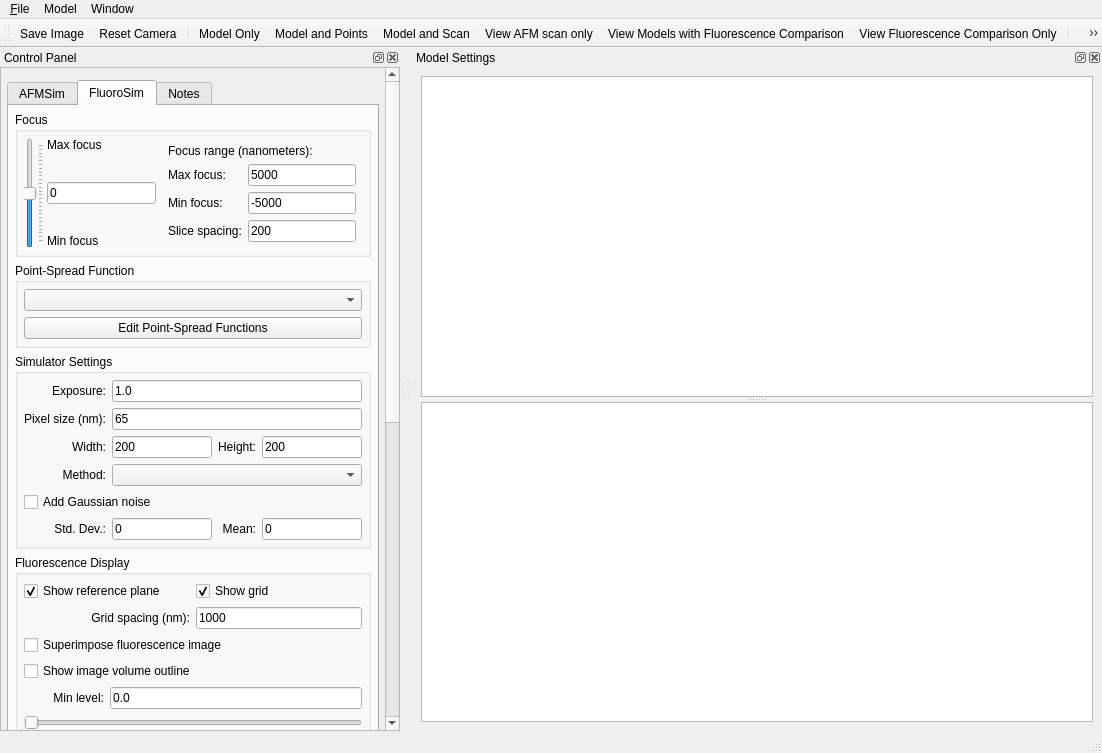
Before: the Qt Designer form apps/MicroscopeSimulator/MicroscopeSimulator.ui in CISMM/MicroscopeSimulator2, drawn with Qt 5.
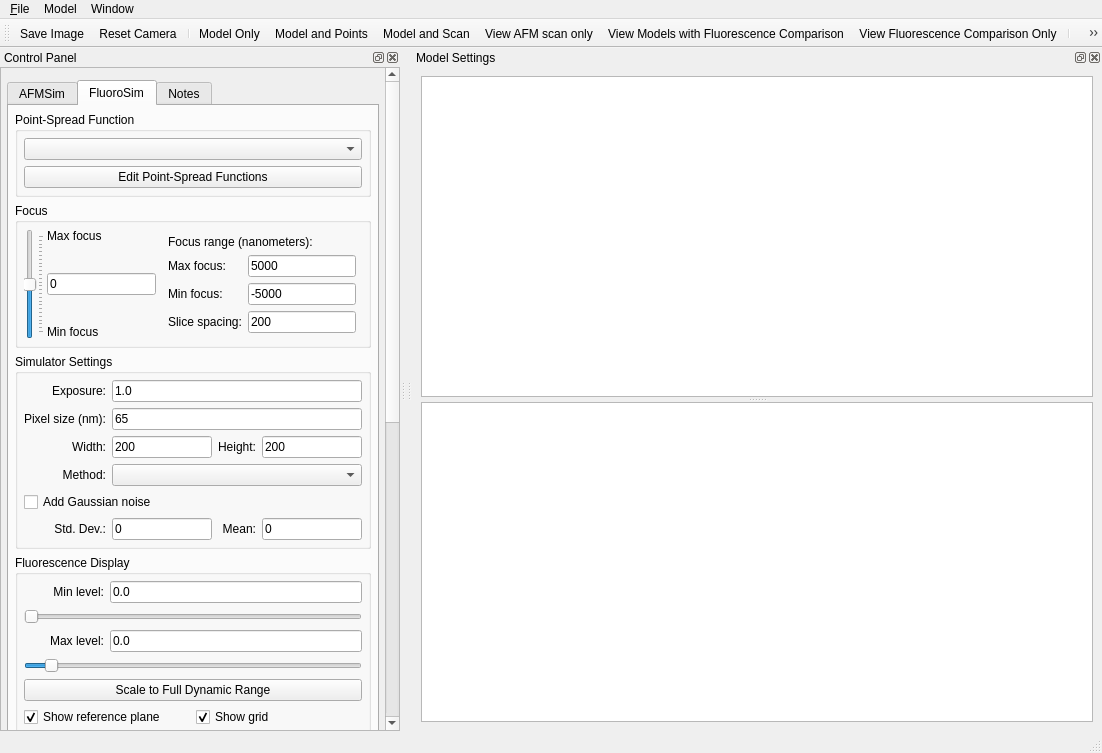
After: the same form once the commit is applied. Icons and pictures are not drawn. Custom widgets are drawn as their Qt base class.

Commit message: Rearranged FluoroSim control panel so less scrolling is needed when changing focus and contrast controls.

The edit to the form file:
```diff
--- a/apps/MicroscopeSimulator/MicroscopeSimulator.ui
+++ b/apps/MicroscopeSimulator/MicroscopeSimulator.ui
@@ -181,9 +181,9 @@
         <property name="geometry">
          <rect>
           <x>0</x>
-          <y>0</y>
+          <y>-59</y>
           <width>381</width>
-          <height>1370</height>
+          <height>1368</height>
          </rect>
         </property>
         <layout class="QVBoxLayout" name="verticalLayout_5">
@@ -406,6 +406,31 @@
              <property name="margin">
               <number>6</number>
              </property>
+             <item>
+              <widget class="QGroupBox" name="fluoroSimPSFGroupBox">
+               <property name="title">
+                <string>Point-Spread Function</string>
+               </property>
+               <layout class="QVBoxLayout" name="verticalLayout_9">
+                <property name="spacing">
+                 <number>-1</number>
+                </property>
+                <property name="margin">
+                 <number>6</number>
+                </property>
+                <item>
+                 <widget class="QComboBox" name="fluoroSimPSFMenuComboBox"/>
+                </item>
+                <item>
+                 <widget class="QPushButton" name="fluoroSimEditPSFsButton">
+                  <property name="text">
+                   <string>Edit Point-Spread Functions</string>
+                  </property>
+                 </widget>
+                </item>
+               </layout>
+              </widget>
+             </item>
              <item>
               <widget class="QGroupBox" name="fluoroSimFocusGroupBox">
                <property name="title">
@@ -581,31 +606,6 @@
                </layout>
               </widget>
              </item>
-             <item>
-              <widget class="QGroupBox" name="fluoroSimPSFGroupBox">
-               <property name="title">
-                <string>Point-Spread Function</string>
-               </property>
-               <layout class="QVBoxLayout" name="verticalLayout_9">
-                <property name="spacing">
-                 <number>-1</number>
-                </property>
-                <property name="margin">
-                 <number>6</number>
-                </property>
-                <item>
-                 <widget class="QComboBox" name="fluoroSimPSFMenuComboBox"/>
-                </item>
-                <item>
-                 <widget class="QPushButton" name="fluoroSimEditPSFsButton">
-                  <property name="text">
-                   <string>Edit Point-Spread Functions</string>
-                  </property>
-                 </widget>
-                </item>
-               </layout>
-              </widget>
-             </item>
              <item>
               <widget class="QGroupBox" name="fluoroSimSimulatorSettingsGroupBox">
                <property name="title">
@@ -779,7 +779,88 @@
                 <property name="spacing">
                  <number>-1</number>
                 </property>
-                <item row="11" column="0">
+                <item row="6" column="0" colspan="2">
+                 <widget class="QCheckBox" name="fluoroSimShowReferencePlaneCheckBox">
+                  <property name="text">
+                   <string>Show reference plane</string>
+                  </property>
+                  <property name="checked">
+                   <bool>true</bool>
+                  </property>
+                 </widget>
+                </item>
+                <item row="9" column="2" colspan="2">
+                 <widget class="QLineEdit" name="fluoroSimGridSpacingEdit">
+                  <property name="text">
+                   <string>1000</string>
+                  </property>
+                 </widget>
+                </item>
+                <item row="9" column="0" colspan="2">
+                 <widget class="QLabel" name="fluoroSimGridSpacingLabel">
+                  <property name="text">
+                   <string>Grid spacing (nm):</string>
+                  </property>
+                  <property name="alignment">
+                   <set>Qt::AlignRight|Qt::AlignTrailing|Qt::AlignVCenter</set>
+                  </property>
+                 </widget>
+                </item>
+                <item row="6" column="2" colspan="2">
+                 <widget class="QCheckBox" name="fluoroSimShowGridCheckBox">
+                  <property name="text">
+                   <string>Show grid</string>
+                  </property>
+                  <property name="checked">
+                   <bool>true</bool>
+                  </property>
+                 </widget>
+                </item>
+                <item row="10" column="0" colspan="4">
+                 <widget class="QCheckBox" name="fluoroSimSuperimposeFluorescenceImageCheckBox">
+                  <property name="text">
+                   <string>Superimpose fluorescence image</string>
+                  </property>
+                 </widget>
+                </item>
+                <item row="12" column="0" colspan="4">
+                 <widget class="QCheckBox" name="fluoroSimShowImageVolumeOutlineCheckBox">
+                  <property name="text">
+                   <string>Show image volume outline</string>
+                  </property>
+                 </widget>
+                </item>
+                <item row="0" column="0">
+                 <widget class="QLabel" name="fluoroSimMinLevelLabel">
+                  <property name="text">
+                   <string>Min level:</string>
+                  </property>
+                  <property name="alignment">
+                   <set>Qt::AlignRight|Qt::AlignTrailing|Qt::AlignVCenter</set>
+                  </property>
+                 </widget>
+                </item>
+                <item row="0" column="1" colspan="3">
+                 <widget class="QLineEdit" name="fluoroSimMinLevelEdit">
+                  <property name="text">
+                   <string>0.0</string>
+                  </property>
+                 </widget>
+                </item>
+                <item row="2" column="0" colspan="4">
+                 <widget class="QSlider" name="fluoroSimMinLevelSlider">
+                  <property name="minimum">
+                   <number>0</number>
+                  </property>
+                  <property name="maximum">
+                   <number>4095</number>
+                  </property>
+                  <property name="orientation">
+                   <enum>Qt::Horizontal</enum>
+                  </property>
+                 </widget>
+                </item>
+                <item row="3" column="0">
                  <widget class="QLabel" name="fluoroSimMaxLevelLabel">
                   <property name="text">
                    <string>Max level:</string>
@@ -789,24 +870,27 @@
                   </property>
                  </widget>
                 </item>
-                <item row="11" column="1" colspan="3">
+                <item row="3" column="1" colspan="3">
                  <widget class="QLineEdit" name="fluoroSimMaxLevelEdit">
                   <property name="text">
                    <string>0.0</string>
                   </property>
                  </widget>
                 </item>
-                <item row="2" column="0" colspan="2">
-                 <widget class="QCheckBox" name="fluoroSimShowReferencePlaneCheckBox">
-                  <property name="text">
-                   <string>Show reference plane</string>
+                <item row="4" column="0" colspan="4">
+                 <widget class="QSlider" name="fluoroSimMaxLevelSlider">
+                  <property name="maximum">
+                   <number>4095</number>
                   </property>
-                  <property name="checked">
-                   <bool>true</bool>
+                  <property name="value">
+                   <number>255</number>
+                  </property>
+                  <property name="orientation">
+                   <enum>Qt::Horizontal</enum>
                   </property>
                  </widget>
                 </item>
-                <item row="13" column="0" colspan="4">
+                <item row="5" column="0" colspan="4">
                  <widget class="QPushButton" name="fluoroSimScaleToFullDynamicRange">
                   <property name="sizePolicy">
                    <sizepolicy hsizetype="Minimum" vsizetype="Fixed">
@@ -825,90 +909,6 @@
                   </property>
                  </widget>
                 </item>
-                <item row="9" column="0">
-                 <widget class="QLabel" name="fluoroSimMinLevelLabel">
-                  <property name="text">
-                   <string>Min level:</string>
-                  </property>
-                  <property name="alignment">
-                   <set>Qt::AlignRight|Qt::AlignTrailing|Qt::AlignVCenter</set>
-                  </property>
-                 </widget>
-                </item>
-                <item row="9" column="1" colspan="3">
-                 <widget class="QLineEdit" name="fluoroSimMinLevelEdit">
-                  <property name="text">
-                   <string>0.0</string>
-                  </property>
-                 </widget>
-                </item>
-                <item row="10" column="0" colspan="4">
-                 <widget class="QSlider" name="fluoroSimMinLevelSlider">
-                  <property name="minimum">
-                   <number>0</number>
-                  </property>
-                  <property name="maximum">
-                   <number>4095</number>
-                  </property>
-                  <property name="orientation">
-                   <enum>Qt::Horizontal</enum>
-                  </property>
-                 </widget>
-                </item>
-                <item row="12" column="0" colspan="4">
-                 <widget class="QSlider" name="fluoroSimMaxLevelSlider">
-                  <property name="maximum">
-                   <number>4095</number>
-                  </property>
-                  <property name="value">
-                   <number>255</number>
-                  </property>
-                  <property name="orientation">
-                   <enum>Qt::Horizontal</enum>
-                  </property>
-                 </widget>
-                </item>
-                <item row="5" column="2" colspan="2">
-                 <widget class="QLineEdit" name="fluoroSimGridSpacingEdit">
-                  <property name="text">
-                   <string>1000</string>
-                  </property>
-                 </widget>
-                </item>
-                <item row="5" column="0" colspan="2">
-                 <widget class="QLabel" name="fluoroSimGridSpacingLabel">
-                  <property name="text">
-                   <string>Grid spacing (nm):</string>
-                  </property>
-                  <property name="alignment">
-                   <set>Qt::AlignRight|Qt::AlignTrailing|Qt::AlignVCenter</set>
-                  </property>
-                 </widget>
-                </item>
-                <item row="2" column="2" colspan="2">
-                 <widget class="QCheckBox" name="fluoroSimShowGridCheckBox">
-                  <property name="text">
-                   <string>Show grid</string>
-                  </property>
-                  <property name="checked">
-                   <bool>true</bool>
-                  </property>
-                 </widget>
-                </item>
-                <item row="6" column="0" colspan="4">
-                 <widget class="QCheckBox" name="fluoroSimSuperimposeFluorescenceImageCheckBox">
-                  <property name="text">
-                   <string>Superimpose fluorescence image</string>
-                  </property>
-                 </widget>
-                </item>
-                <item row="8" column="0" colspan="4">
-                 <widget class="QCheckBox" name="fluoroSimShowImageVolumeOutlineCheckBox">
-                  <property name="text">
-                   <string>Show image volume outline</string>
-                  </property>
-                 </widget>
-                </item>
                </layout>
               </widget>
              </item>
```
